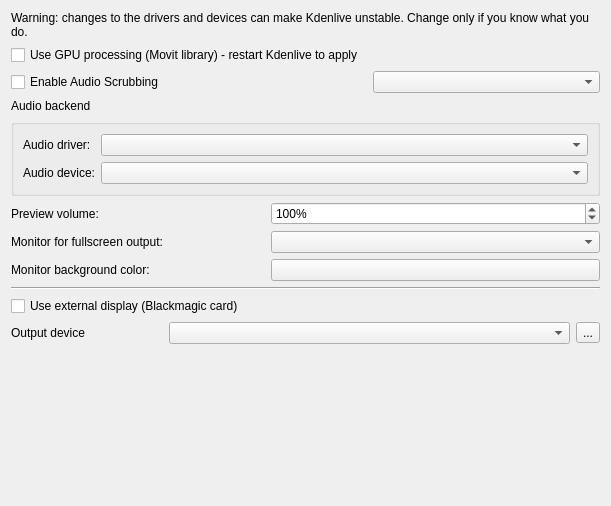
First picture: the form in src/ui/configsdl_ui.ui, repository KDE/kdenlive, before the edit.
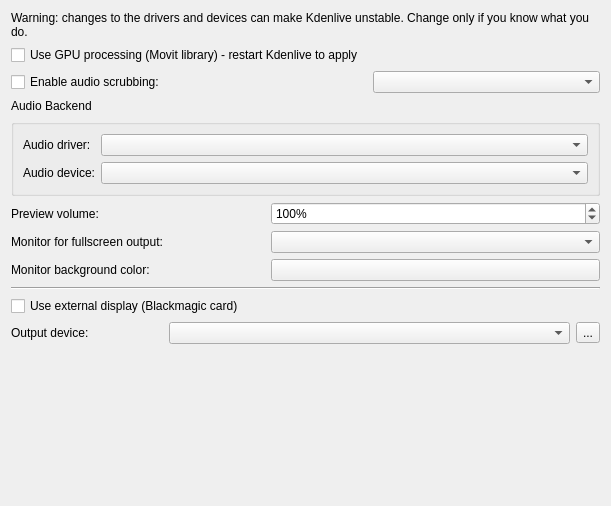
Second picture: the form after the edit. Icons and pictures are not drawn. Custom widgets are drawn as their Qt base class.

Diff of the .ui file:
```diff
--- a/src/ui/configsdl_ui.ui
+++ b/src/ui/configsdl_ui.ui
@@ -79,7 +79,7 @@
    <item row="10" column="0">
     <widget class="QLabel" name="label_5">
      <property name="text">
-      <string>Output device</string>
+      <string>Output device:</string>
      </property>
     </widget>
    </item>
@@ -89,7 +89,7 @@
    <item row="3" column="0" colspan="2">
     <widget class="QLabel" name="label_4">
      <property name="text">
-      <string>Audio backend</string>
+      <string>Audio Backend</string>
      </property>
     </widget>
    </item>
@@ -136,7 +136,7 @@
    <item row="2" column="0" colspan="6">
     <widget class="QCheckBox" name="kcfg_audio_scrub">
      <property name="text">
-      <string>Enable Audio Scrubbing</string>
+      <string>Enable audio scrubbing:</string>
      </property>
     </widget>
    </item>
```
